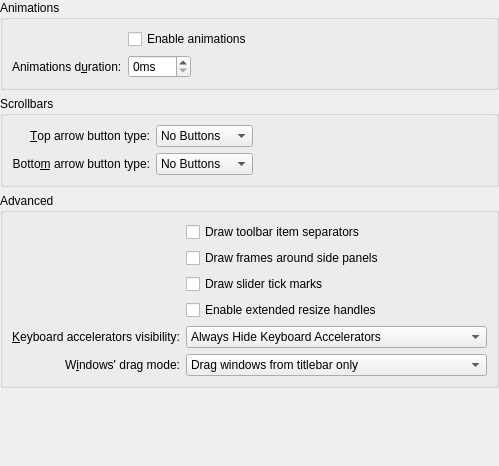
The window that kstyle/config/ui/breezestyleconfig.ui (Luwx/Lightly) describes before a commit, drawn with Qt 5.
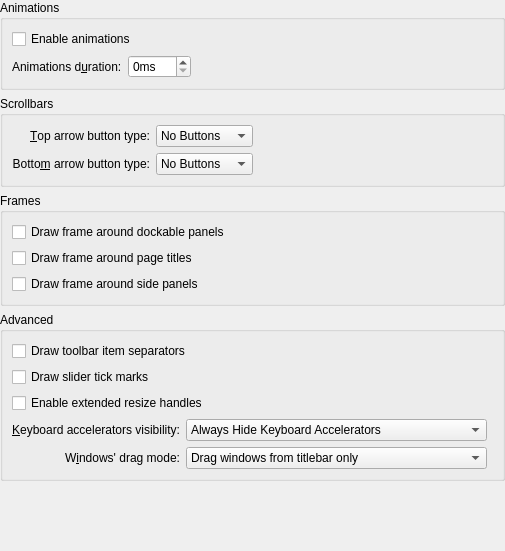
The same window after the commit. Custom widgets are drawn as their Qt base class.

Commit message: added separate option to render frames around - title widgets - dock widgets - side panels

```diff
--- a/kstyle/config/ui/breezestyleconfig.ui
+++ b/kstyle/config/ui/breezestyleconfig.ui
@@ -6,14 +6,14 @@
    <rect>
     <x>0</x>
     <y>0</y>
-    <width>466</width>
-    <height>466</height>
+    <width>469</width>
+    <height>551</height>
    </rect>
   </property>
   <property name="windowTitle">
    <string>Form</string>
   </property>
-  <layout class="QVBoxLayout" name="verticalLayout">
+  <layout class="QVBoxLayout" name="verticalLayout_2">
    <property name="leftMargin">
     <number>0</number>
    </property>
@@ -23,13 +23,16 @@
    <property name="rightMargin">
     <number>0</number>
    </property>
+   <property name="bottomMargin">
+    <number>0</number>
+   </property>
    <item>
     <widget class="QGroupBox" name="groupBox_2">
      <property name="title">
       <string>Animations</string>
      </property>
      <layout class="QGridLayout" name="gridLayout_2">
-      <item row="2" column="0">
+      <item row="3" column="0">
        <widget class="QLabel" name="_animationsDurationLabel">
         <property name="text">
          <string>Animations d&amp;uration:</string>
@@ -39,7 +42,7 @@
         </property>
        </widget>
       </item>
-      <item row="2" column="1">
+      <item row="3" column="1">
        <widget class="QSpinBox" name="_animationsDuration">
         <property name="suffix">
          <string>ms</string>
@@ -49,7 +52,7 @@
         </property>
        </widget>
       </item>
-      <item row="2" column="2">
+      <item row="3" column="2">
        <spacer name="horizontalSpacer_2">
         <property name="orientation">
          <enum>Qt::Horizontal</enum>
@@ -62,7 +65,7 @@
         </property>
        </spacer>
       </item>
-      <item row="1" column="1" colspan="2">
+      <item row="2" column="0" colspan="2">
        <widget class="QCheckBox" name="_animationsEnabled">
         <property name="text">
          <string>Enable animations</string>
@@ -158,20 +161,46 @@
      </layout>
     </widget>
    </item>
+   <item>
+    <widget class="QGroupBox" name="groupBox_4">
+     <property name="title">
+      <string>Frames</string>
+     </property>
+     <layout class="QVBoxLayout" name="verticalLayout">
+      <item>
+       <widget class="QCheckBox" name="_dockWidgetDrawFrame">
+        <property name="text">
+         <string>Draw frame around dockable panels</string>
+        </property>
+       </widget>
+      </item>
+      <item>
+       <widget class="QCheckBox" name="_titleWidgetDrawFrame">
+        <property name="text">
+         <string>Draw frame around page titles</string>
+        </property>
+       </widget>
+      </item>
+      <item>
+       <widget class="QCheckBox" name="_sidePanelDrawFrame">
+        <property name="text">
+         <string>Draw frame around side panels</string>
+        </property>
+       </widget>
+      </item>
+     </layout>
+     <zorder>_sidePanelDrawFrame</zorder>
+     <zorder>_dockWidgetDrawFrame</zorder>
+     <zorder>_titleWidgetDrawFrame</zorder>
+    </widget>
+   </item>
    <item>
     <widget class="QGroupBox" name="groupBox_3">
      <property name="title">
       <string>Advanced</string>
      </property>
      <layout class="QGridLayout" name="gridLayout_3">
-      <item row="2" column="1">
-       <widget class="QCheckBox" name="_sidePanelDrawFrame">
-        <property name="text">
-         <string>Draw frames around side panels</string>
-        </property>
-       </widget>
-      </item>
-      <item row="8" column="0">
+      <item row="7" column="0">
        <widget class="QLabel" name="_mnemonicsLabel">
         <property name="text">
          <string>&amp;Keyboard accelerators visibility:</string>
@@ -184,7 +213,7 @@
         </property>
        </widget>
       </item>
-      <item row="9" column="1" colspan="2">
+      <item row="8" column="1" colspan="2">
        <widget class="KComboBox" name="_windowDragMode">
         <item>
          <property name="text">
@@ -203,7 +232,7 @@
         </item>
        </widget>
       </item>
-      <item row="8" column="1" colspan="2">
+      <item row="7" column="1" colspan="2">
        <widget class="KComboBox" name="_mnemonicsMode">
         <item>
          <property name="text">
@@ -222,14 +251,7 @@
         </item>
        </widget>
       </item>
-      <item row="5" column="1" rowspan="2" colspan="2">
-       <widget class="QCheckBox" name="_splitterProxyEnabled">
-        <property name="text">
-         <string>Enable extended resize handles</string>
-        </property>
-       </widget>
-      </item>
-      <item row="9" column="0">
+      <item row="8" column="0">
        <widget class="QLabel" name="_windowDragLabel">
         <property name="sizePolicy">
          <sizepolicy hsizetype="Preferred" vsizetype="Preferred">
@@ -248,14 +270,7 @@
         </property>
        </widget>
       </item>
-      <item row="4" column="1" colspan="2">
-       <widget class="QCheckBox" name="_sliderDrawTickMarks">
-        <property name="text">
-         <string>Draw slider tick marks</string>
-        </property>
-       </widget>
-      </item>
-      <item row="8" column="3">
+      <item row="7" column="3">
        <spacer name="horizontalSpacer_3">
         <property name="orientation">
          <enum>Qt::Horizontal</enum>
@@ -268,7 +283,21 @@
         </property>
        </spacer>
       </item>
-      <item row="1" column="1">
+      <item row="6" column="0" colspan="4">
+       <widget class="QCheckBox" name="_splitterProxyEnabled">
+        <property name="text">
+         <string>Enable extended resize handles</string>
+        </property>
+       </widget>
+      </item>
+      <item row="3" column="0" colspan="4">
+       <widget class="QCheckBox" name="_sliderDrawTickMarks">
+        <property name="text">
+         <string>Draw slider tick marks</string>
+        </property>
+       </widget>
+      </item>
+      <item row="1" column="0" colspan="4">
        <widget class="QCheckBox" name="_toolBarDrawItemSeparator">
         <property name="text">
          <string>Draw toolbar item separators</string>
```
Left out of the diff: 5 changed lines with no effect on the pictures. The commit also changes 3 other files.
